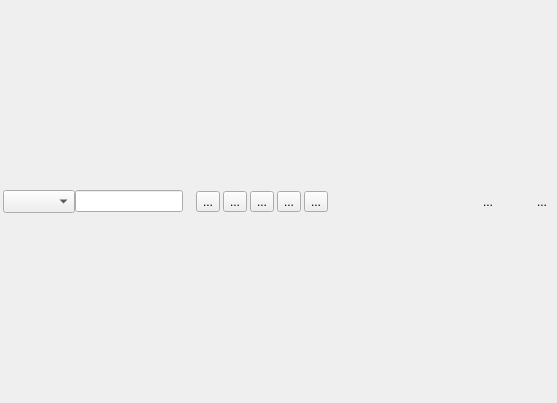
The window that scanpopup.ui (goldendict/goldendict) describes before a commit, drawn with Qt 5.
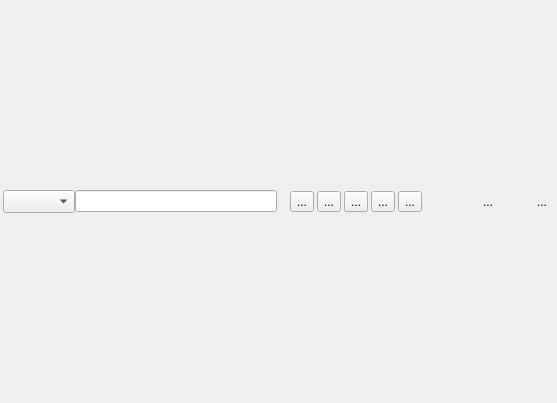
The same window after the commit. Icons and pictures are not drawn. Custom widgets are drawn as their Qt base class.

Commit message:
Sync scan popup's size policies with main window
Let us use consistent horizontal size policies in scan popup's and main
window's GroupComboBox and TranslateBox. MinimumExpanding in scan
popup's TranslateBox allows it to stretch horizontally along with
horizontalSpacer when the width of popup window increases.

```diff
--- a/scanpopup.ui
+++ b/scanpopup.ui
@@ -83,7 +83,7 @@
            <item>
             <widget class="TranslateBox" name="translateBox">
              <property name="sizePolicy">
-              <sizepolicy hsizetype="Preferred" vsizetype="Fixed">
+              <sizepolicy hsizetype="MinimumExpanding" vsizetype="Fixed">
                <horstretch>0</horstretch>
                <verstretch>0</verstretch>
               </sizepolicy>
```
Left out of the diff: 2 changed lines with no effect on the pictures.
